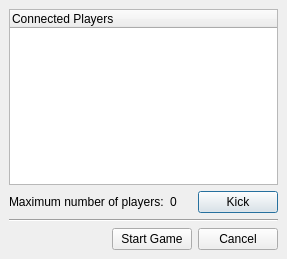
pokerth/pokerth, file src/gui/qt/startnetworkgamedialog.ui: the form before one commit.
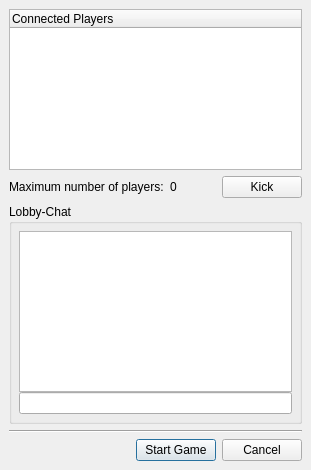
The form after the commit.

```diff
--- a/src/gui/qt/startnetworkgamedialog.ui
+++ b/src/gui/qt/startnetworkgamedialog.ui
@@ -5,8 +5,8 @@
    <rect>
     <x>0</x>
     <y>0</y>
-    <width>287</width>
-    <height>259</height>
+    <width>311</width>
+    <height>470</height>
    </rect>
   </property>
   <property name="windowTitle" >
@@ -19,57 +19,71 @@
    <property name="spacing" >
     <number>6</number>
    </property>
-   <item row="1" column="0" >
-    <layout class="QHBoxLayout" >
-     <property name="margin" >
-      <number>0</number>
-     </property>
-     <property name="spacing" >
-      <number>6</number>
-     </property>
-     <item>
-      <widget class="QLabel" name="label" >
-       <property name="text" >
-        <string>Maximum number of players:</string>
-       </property>
-      </widget>
-     </item>
-     <item>
-      <widget class="QLabel" name="label_maxPlayerNumber" >
-       <property name="text" >
-        <string>0</string>
-       </property>
-      </widget>
-     </item>
-     <item>
-      <spacer>
-       <property name="orientation" >
-        <enum>Qt::Horizontal</enum>
-       </property>
-       <property name="sizeHint" >
-        <size>
-         <width>40</width>
-         <height>20</height>
-        </size>
-       </property>
-      </spacer>
-     </item>
-     <item>
-      <widget class="QPushButton" name="pushButton_Kick" >
-       <property name="text" >
-        <string>Kick</string>
-       </property>
-      </widget>
-     </item>
-    </layout>
-   </item>
    <item row="2" column="0" >
+    <widget class="QGroupBox" name="groupBox" >
+     <property name="title" >
+      <string>Lobby-Chat</string>
+     </property>
+     <layout class="QGridLayout" >
+      <property name="margin" >
+       <number>7</number>
+      </property>
+      <property name="spacing" >
+       <number>0</number>
+      </property>
+      <item row="0" column="0" >
+       <widget class="QTextBrowser" name="textBrowser_ChatDisplay" />
+      </item>
+      <item row="1" column="0" >
+       <widget class="QLineEdit" name="lineEdit_ChatInput" />
+      </item>
+     </layout>
+    </widget>
+   </item>
+   <item row="3" column="0" >
     <widget class="Line" name="line" >
      <property name="orientation" >
       <enum>Qt::Horizontal</enum>
      </property>
     </widget>
    </item>
+   <item row="4" column="0" >
+    <layout class="QHBoxLayout" >
+     <property name="margin" >
+      <number>0</number>
+     </property>
+     <property name="spacing" >
+      <number>6</number>
+     </property>
+     <item>
+      <spacer>
+       <property name="orientation" >
+        <enum>Qt::Horizontal</enum>
+       </property>
+       <property name="sizeHint" >
+        <size>
+         <width>181</width>
+         <height>20</height>
+        </size>
+       </property>
+      </spacer>
+     </item>
+     <item>
+      <widget class="QPushButton" name="pushButton_startGame" >
+       <property name="text" >
+        <string>Start Game</string>
+       </property>
+      </widget>
+     </item>
+     <item>
+      <widget class="QPushButton" name="pushButton_cancel" >
+       <property name="text" >
+        <string>Cancel</string>
+       </property>
+      </widget>
+     </item>
+    </layout>
+   </item>
    <item row="0" column="0" >
     <widget class="QTreeWidget" name="treeWidget" >
      <column>
@@ -79,7 +93,7 @@
      </column>
     </widget>
    </item>
-   <item row="3" column="0" >
+   <item row="1" column="0" >
     <layout class="QHBoxLayout" >
      <property name="margin" >
       <number>0</number>
@@ -87,6 +101,20 @@
      <property name="spacing" >
       <number>6</number>
      </property>
+     <item>
+      <widget class="QLabel" name="label" >
+       <property name="text" >
+        <string>Maximum number of players:</string>
+       </property>
+      </widget>
+     </item>
+     <item>
+      <widget class="QLabel" name="label_maxPlayerNumber" >
+       <property name="text" >
+        <string>0</string>
+       </property>
+      </widget>
+     </item>
      <item>
       <spacer>
        <property name="orientation" >
@@ -94,23 +122,16 @@
        </property>
        <property name="sizeHint" >
         <size>
-         <width>181</width>
+         <width>40</width>
          <height>20</height>
         </size>
        </property>
       </spacer>
      </item>
      <item>
-      <widget class="QPushButton" name="pushButton_startGame" >
+      <widget class="QPushButton" name="pushButton_Kick" >
        <property name="text" >
-        <string>Start Game</string>
-       </property>
-      </widget>
-     </item>
-     <item>
-      <widget class="QPushButton" name="pushButton_cancel" >
-       <property name="text" >
-        <string>Cancel</string>
+        <string>Kick</string>
        </property>
       </widget>
      </item>
```
